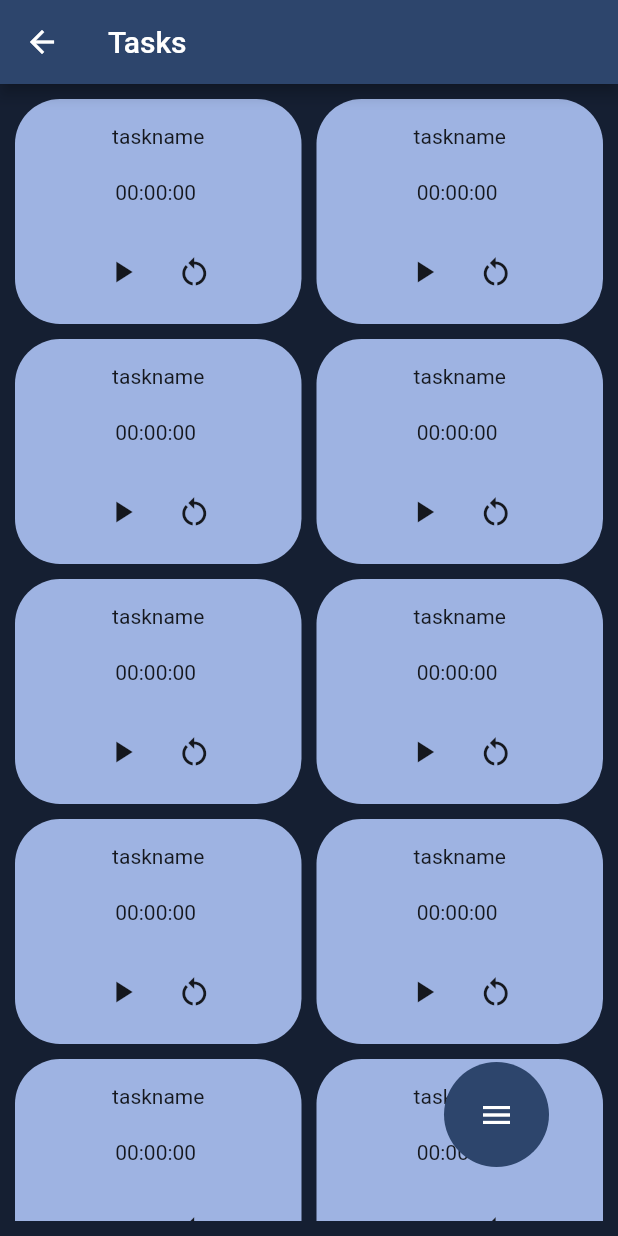
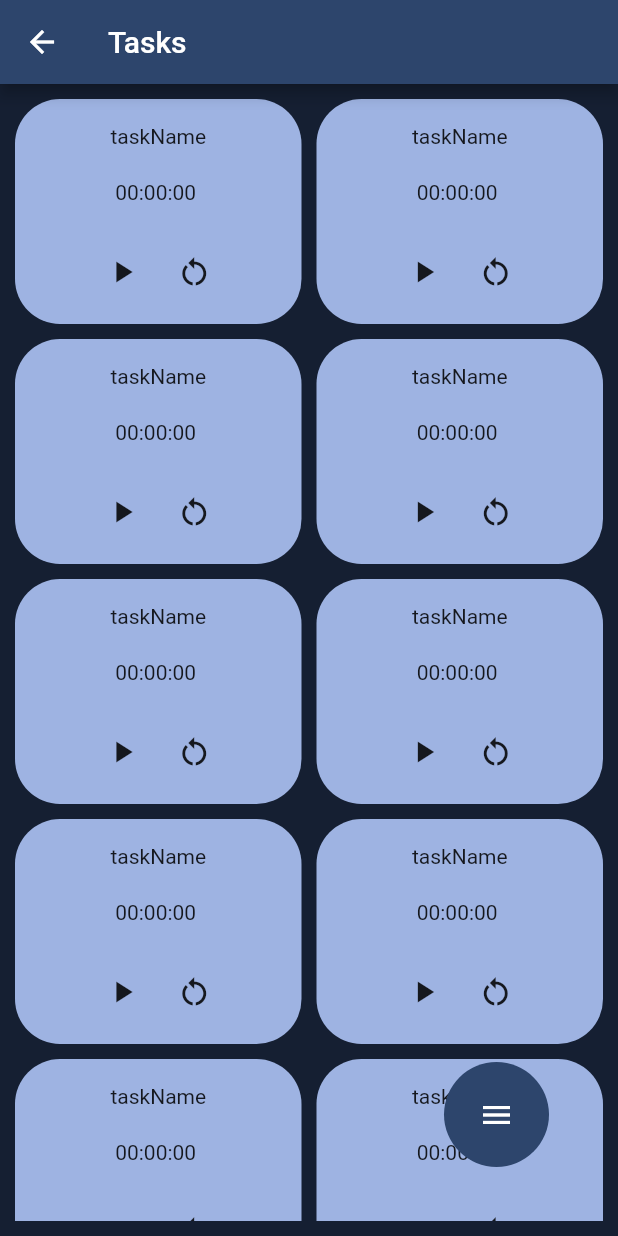
Before and after one commit to KhaledGhonem724/CS401-MobileApplication, a Flutter app: the screen it shows after launch, after a tap on "to tasks", on a phone screen of 412 x 824 dp. Run offline on Flutter 3.47's test engine with Material 2 defaults, Android fonts, the phone set to English and light mode, and no system bars; our stand-ins replace cloud_firestore, firebase_core, stop_watch_timer; accounts and stored records are empty.

Commit message:
add material elements

```diff
--- a/lib/main.dart
+++ b/lib/main.dart
@@ -8,11 +8,11 @@
 import 'package:project_app/screens/tasks.dart';
 
 void main() {
-  runApp(const MyApp());
+  runApp(MyApp());
 }
 
 class MyApp extends StatefulWidget {
-  const MyApp({super.key});
+  // const MyApp({super.key});
   @override
   State<MyApp> createState() => _MyAppState();
 }
@@ -21,6 +21,7 @@
   @override
   Widget build(BuildContext context) {
     return MaterialApp(
+      debugShowCheckedModeBanner: false,
       initialRoute: page1.id,
       routes: {
         page1.id: (context) => page1(),
--- a/lib/materials/colors.dart
+++ b/lib/materials/colors.dart
@@ -7,6 +7,7 @@ final List<Map> myProducts =
 final primary_color_bright = Color.fromARGB(255, 0, 176, 240);
 final complementary_color_bright = Color.fromARGB(255, 157, 195, 230);
 final background_color_bright = Color.fromARGB(255, 255, 255, 255);
+
 final primary_color_dark = Color.fromARGB(255, 45, 69, 108);
 final complementary_color_dark = Color.fromARGB(255, 158, 179, 226);
 final background_color_dark = Color.fromARGB(255, 21, 31, 50);
--- a/lib/materials/elements/TaskCard.dart
+++ b/lib/materials/elements/TaskCard.dart
@@ -30,7 +30,7 @@ class TaskCard extends StatelessWidget {
                 children: [
                   const Padding(
                     padding: const EdgeInsets.only(top: 6),
-                    child: Text("taskname"),
+                    child: Text("taskName"),
                   ),
                   Text("00:00:00 "),
                   Row(
--- a/lib/screens/AddSession.dart
+++ b/lib/screens/AddSession.dart
@@ -13,6 +13,7 @@ class _AddSessionState extends State<AddSession> {
   @override
   Widget build(BuildContext context) {
     return MaterialApp(
+      debugShowCheckedModeBanner: false,
       home: Scaffold(
         backgroundColor: Colors.red,
         body: Center(
--- a/lib/screens/CreateTask.dart
+++ b/lib/screens/CreateTask.dart
@@ -13,6 +13,7 @@ class _CreateTaskState extends State<CreateTask> {
   @override
   Widget build(BuildContext context) {
     return MaterialApp(
+      debugShowCheckedModeBanner: false,
       home: Scaffold(
         backgroundColor: Colors.red,
         body: Center(
--- a/lib/screens/DeleteTask.dart
+++ b/lib/screens/DeleteTask.dart
@@ -13,12 +13,14 @@ class _DeleteTaskState extends State<DeleteTask> {
   @override
   Widget build(BuildContext context) {
     return MaterialApp(
+      debugShowCheckedModeBanner: false,
       home: Scaffold(
         backgroundColor: Colors.red,
         body: Center(
           child: Column(
             mainAxisAlignment: MainAxisAlignment.spaceAround,
             children: [
+              Row(),
               Text("DeleteTask"),
             ],
           ),
--- a/lib/screens/HomePage.dart
+++ b/lib/screens/HomePage.dart
@@ -12,13 +12,14 @@ class _page1State extends State<page1> {
   @override
   Widget build(BuildContext context) {
     return MaterialApp(
+      debugShowCheckedModeBanner: false,
       home: Scaffold(
         backgroundColor: Colors.red,
         body: Center(
           child: Column(
             mainAxisAlignment: MainAxisAlignment.spaceAround,
             children: [
-              Text("page1"),
+              Text("home page"),
               MaterialButton(
                 onPressed: () {
                   Navigator.pushNamed(context, tasks.id);
--- a/lib/screens/tasks.dart
+++ b/lib/screens/tasks.dart
@@ -67,6 +67,7 @@ class _tasksState extends State<tasks> with SingleTickerProviderStateMixin {
   Widget build(BuildContext context) {
     Size size = MediaQuery.of(context).size;
     return MaterialApp(
+      debugShowCheckedModeBanner: false,
       home: Scaffold(
         backgroundColor: background_color_dark,
         appBar: AppBar(
```
Also changed, not shown: pubspec.lock, 1 other file.
